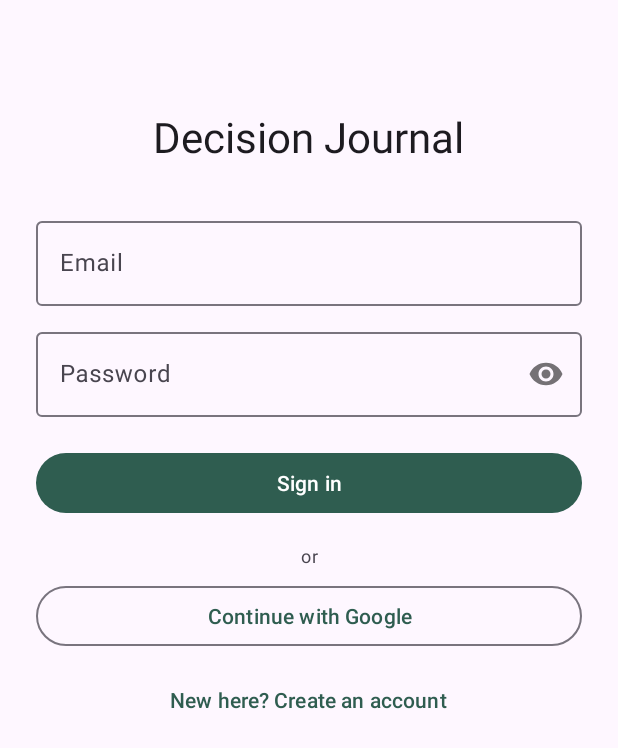
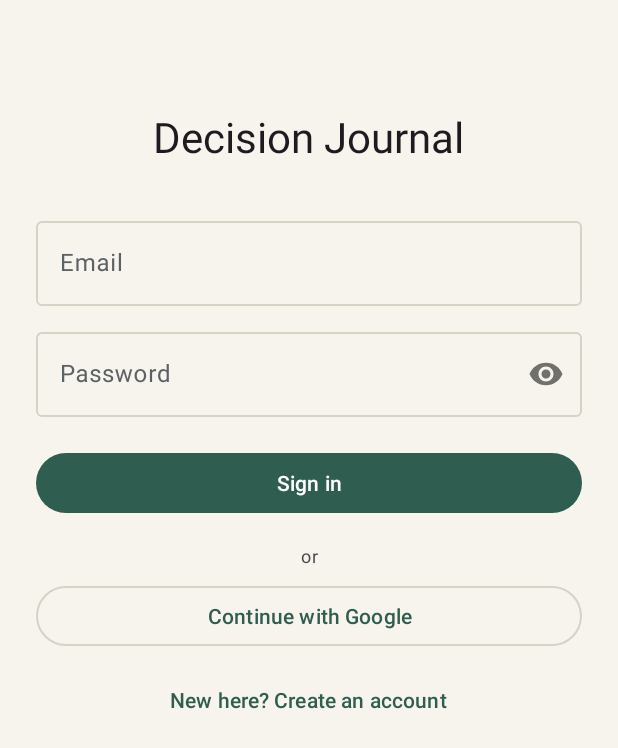
Before and after one commit to immodi/decision-journal, an Android app: the screen it shows after launch (MainActivity), on a phone screen of 412 x 824 dp. Shown: the top 748 px of the screen. Run offline under Robolectric (Android 15) with nearby library versions, the phone set to English and light mode, and no system bars; our stand-ins replace Firebase (no records; nobody signed in at launch, a user with empty details on screens opened directly); 1 statement that could not run was skipped.

Commit message:
style(android): add a Material 3 colour and shape system

```diff
--- a/android/app/src/main/res/values-night/colors.xml
+++ b/android/app/src/main/res/values-night/colors.xml
@@ -1,5 +1,17 @@
 <?xml version="1.0" encoding="utf-8"?>
 <resources>
     <color name="primary">#9ED0BF</color>
-    <color name="on_primary">#10231D</color>
+    <color name="on_primary">#0F231C</color>
+    <color name="primary_container">#24423A</color>
+    <color name="on_primary_container">#D8EFE7</color>
+    <color name="secondary">#D9B88C</color>
+    <color name="on_secondary">#2B1E0E</color>
+    <color name="secondary_container">#3B2E1D</color>
+    <color name="on_secondary_container">#F4E5CF</color>
+    <color name="background">#121417</color>
+    <color name="surface">#181B1F</color>
+    <color name="surface_variant">#232930</color>
+    <color name="on_surface">#E8E6E1</color>
+    <color name="on_surface_variant">#A6ACB2</color>
+    <color name="outline">#3A4148</color>
 </resources>
--- a/android/app/src/main/res/values/colors.xml
+++ b/android/app/src/main/res/values/colors.xml
@@ -2,5 +2,17 @@
 <resources>
     <color name="primary">#2F5D50</color>
     <color name="on_primary">#FFFFFF</color>
+    <color name="primary_container">#D5E8E1</color>
+    <color name="on_primary_container">#0C211A</color>
+    <color name="secondary">#8A6A45</color>
+    <color name="on_secondary">#FFFFFF</color>
+    <color name="secondary_container">#F3E4CE</color>
+    <color name="on_secondary_container">#2B1F0F</color>
+    <color name="background">#F7F4EE</color>
+    <color name="surface">#FFFCF7</color>
+    <color name="surface_variant">#EDE8DE</color>
+    <color name="on_surface">#1B1D20</color>
+    <color name="on_surface_variant">#5C6166</color>
+    <color name="outline">#D8D2C5</color>
     <color name="ic_launcher_background">#2F5D50</color>
 </resources>
--- a/android/app/src/main/res/values/themes.xml
+++ b/android/app/src/main/res/values/themes.xml
@@ -3,5 +3,35 @@
     <style name="Theme.DecisionJournal" parent="Theme.Material3.DayNight.NoActionBar">
         <item name="colorPrimary">@color/primary</item>
         <item name="colorOnPrimary">@color/on_primary</item>
+        <item name="colorPrimaryContainer">@color/primary_container</item>
+        <item name="colorOnPrimaryContainer">@color/on_primary_container</item>
+        <item name="colorSecondary">@color/secondary</item>
+        <item name="colorOnSecondary">@color/on_secondary</item>
+        <item name="colorSecondaryContainer">@color/secondary_container</item>
+        <item name="colorOnSecondaryContainer">@color/on_secondary_container</item>
+        <item name="android:colorBackground">@color/background</item>
+        <item name="colorSurface">@color/surface</item>
+        <item name="colorOnSurface">@color/on_surface</item>
+        <item name="colorSurfaceVariant">@color/surface_variant</item>
+        <item name="colorOnSurfaceVariant">@color/on_surface_variant</item>
+        <item name="colorOutline">@color/outline</item>
+        <item name="shapeAppearanceSmallComponent">@style/ShapeAppearance.DecisionJournal.Small</item>
+        <item name="shapeAppearanceMediumComponent">@style/ShapeAppearance.DecisionJournal.Medium</item>
+        <item name="shapeAppearanceLargeComponent">@style/ShapeAppearance.DecisionJournal.Large</item>
+    </style>
+
+    <style name="ShapeAppearance.DecisionJournal.Small" parent="ShapeAppearance.Material3.SmallComponent">
+        <item name="cornerFamily">rounded</item>
+        <item name="cornerSize">8dp</item>
+    </style>
+
+    <style name="ShapeAppearance.DecisionJournal.Medium" parent="ShapeAppearance.Material3.MediumComponent">
+        <item name="cornerFamily">rounded</item>
+        <item name="cornerSize">14dp</item>
+    </style>
+
+    <style name="ShapeAppearance.DecisionJournal.Large" parent="ShapeAppearance.Material3.LargeComponent">
+        <item name="cornerFamily">rounded</item>
+        <item name="cornerSize">20dp</item>
     </style>
 </resources>
```
